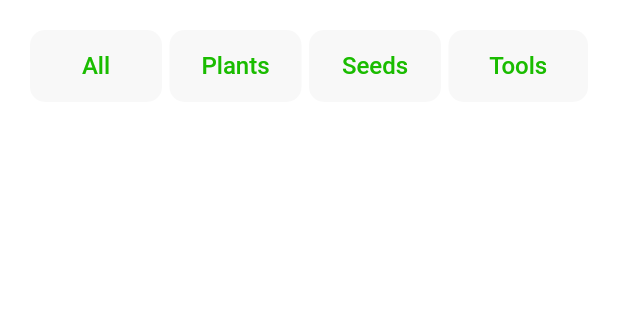
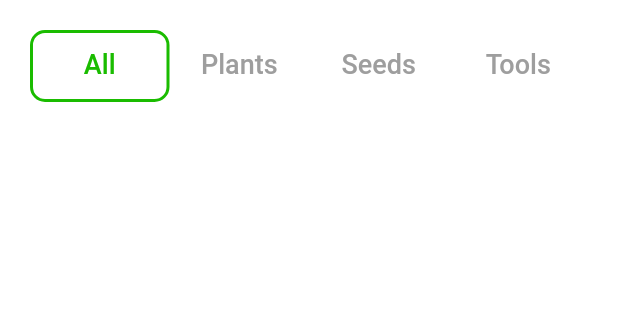
Before and after one commit to fayruozAtef/ODC-LaVie, a Flutter app: the HomeScreen screen opened directly, on a phone screen of 412 x 824 dp, the part 201-521 px from its top. Run offline on Flutter 3.47's test engine with Material 2 defaults, Android fonts, the phone set to English and light mode, and no system bars; our stand-ins replace animated_splash_screen, bloc, conditional_builder_null_safety, dio, flutter_bloc, fluttertoast and 5 more; missing offline and left inert: qr_code_scanner; accounts and stored records are empty; network calls fail; Roboto replaces fonts that are missing (Meddon).

Commit message:
fix home design code for tab bar

```diff
--- a/lib/layout/lavie_layout/cubit/cubit.dart
+++ b/lib/layout/lavie_layout/cubit/cubit.dart
@@ -33,6 +33,12 @@ class LaVieCubit extends Cubit<LaVieStates>{
     emit(ChangeBottomNavBarState());
   }
 
+  int currentCategoryIndex=0;
+
+  void changeCurrentCategory(int index){
+    currentCategoryIndex=index;
+    emit(ChangeCurrentCategoryState());
+  }
 
 
   List<Data> products=[];
--- a/lib/layout/lavie_layout/cubit/states.dart
+++ b/lib/layout/lavie_layout/cubit/states.dart
@@ -11,3 +11,5 @@ class GetAllProductSuccessState extends LaVieStates{}
 class GetAllProductErrorState extends LaVieStates{}
 
 class ChangeCountOfProductState extends LaVieStates{}
+
+class ChangeCurrentCategoryState extends LaVieStates{}
--- a/lib/module/home/home_screen.dart
+++ b/lib/module/home/home_screen.dart
@@ -5,6 +5,7 @@ import 'package:google_fonts/google_fonts.dart';
 import 'package:lavei/layout/lavie_layout/cubit/states.dart';
 import 'package:lavei/module/cart/cart_screen.dart';
 import 'package:lavei/module/search/search_screen.dart';
+import 'package:tab_indicator_styler/tab_indicator_styler.dart';
 import '../../layout/lavie_layout/cubit/cubit.dart';
 import '../../shared/component/components.dart';
 import '../../shared/style/colors.dart';
@@ -94,7 +95,7 @@ class HomeScreen extends StatelessWidget {
                     ],
                   ),
                   const SizedBox(height: 20,),
-                  Row(
+                  /*Row(
                     children: [
                       Expanded(
                         child: Padding(
@@ -117,6 +118,31 @@ class HomeScreen extends StatelessWidget {
                       Expanded(child: categoryItem('Tools',(){})),
 
                     ],
+                  ),*/
+                  DefaultTabController(
+                    length: 4,
+                    initialIndex: LaVieCubit.get(context).currentCategoryIndex,
+                    child: TabBar(
+                        indicator:  BoxDecoration(
+                            borderRadius: BorderRadius.circular(10.0), // Creates border
+                            //color: Colors.greenAccent
+                          border: Border.all(color: lightGreen,width: 2.0)
+                        )
+                        ,
+                        unselectedLabelColor: Colors.grey,
+                        labelColor: lightGreen,
+                        labelStyle: GoogleFonts.roboto(textStyle: TextStyle(fontSize: 18.0,)),
+                        onTap: (index){
+                          LaVieCubit.get(context).changeCurrentCategory(index);
+                        },
+                        tabs: const[
+                          Tab(text: 'All',),
+                          Tab( text: 'Plants',),
+                          Tab( text: 'Seeds',),
+                          Tab( text: 'Tools',),
+                        ]
+                    ),
+
                   ),
                   const SizedBox(height: 20.0,),
                   ConditionalBuilder(
```
Also changed, not shown: 1 other file.
